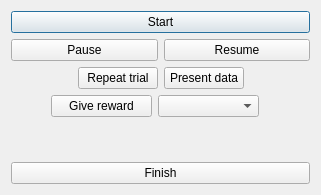
Old version of the form UI/control_session_board.ui in the repository KehatSudri/Behavior_System2.0.
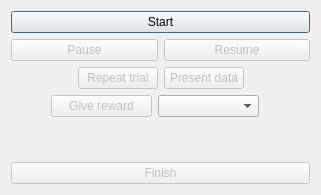
New version of the form.

```diff
--- a/UI/control_session_board.ui
+++ b/UI/control_session_board.ui
@@ -27,6 +27,9 @@
       <layout class="QHBoxLayout" name="running_buttons_horizontalLayout">
        <item>
         <widget class="QPushButton" name="pause_push_btn">
+         <property name="enabled">
+          <bool>false</bool>
+         </property>
          <property name="text">
           <string>Pause</string>
          </property>
@@ -34,6 +37,9 @@
        </item>
        <item>
         <widget class="QPushButton" name="resume_push_btn">
+         <property name="enabled">
+          <bool>false</bool>
+         </property>
          <property name="text">
           <string>Resume</string>
          </property>
@@ -57,7 +63,10 @@
         </spacer>
        </item>
        <item>
-        <widget class="QPushButton" name="repeat_trial_pushButton">
+        <widget class="QPushButton" name="repeat_trial_push_btn">
+         <property name="enabled">
+          <bool>false</bool>
+         </property>
          <property name="text">
           <string>Repeat trial</string>
          </property>
@@ -65,6 +74,9 @@
        </item>
        <item>
         <widget class="QPushButton" name="present_data_pushButton">
+         <property name="enabled">
+          <bool>false</bool>
+         </property>
          <property name="text">
           <string>Present data</string>
          </property>
@@ -102,6 +114,9 @@
        </item>
        <item>
         <widget class="QPushButton" name="reward_pushButton">
+         <property name="enabled">
+          <bool>false</bool>
+         </property>
          <property name="text">
           <string>Give reward</string>
          </property>
@@ -139,7 +154,10 @@
       </spacer>
      </item>
      <item>
-      <widget class="QPushButton" name="finish_pushButton">
+      <widget class="QPushButton" name="finish_push_btn">
+       <property name="enabled">
+        <bool>false</bool>
+       </property>
        <property name="text">
         <string>Finish</string>
        </property>
```
